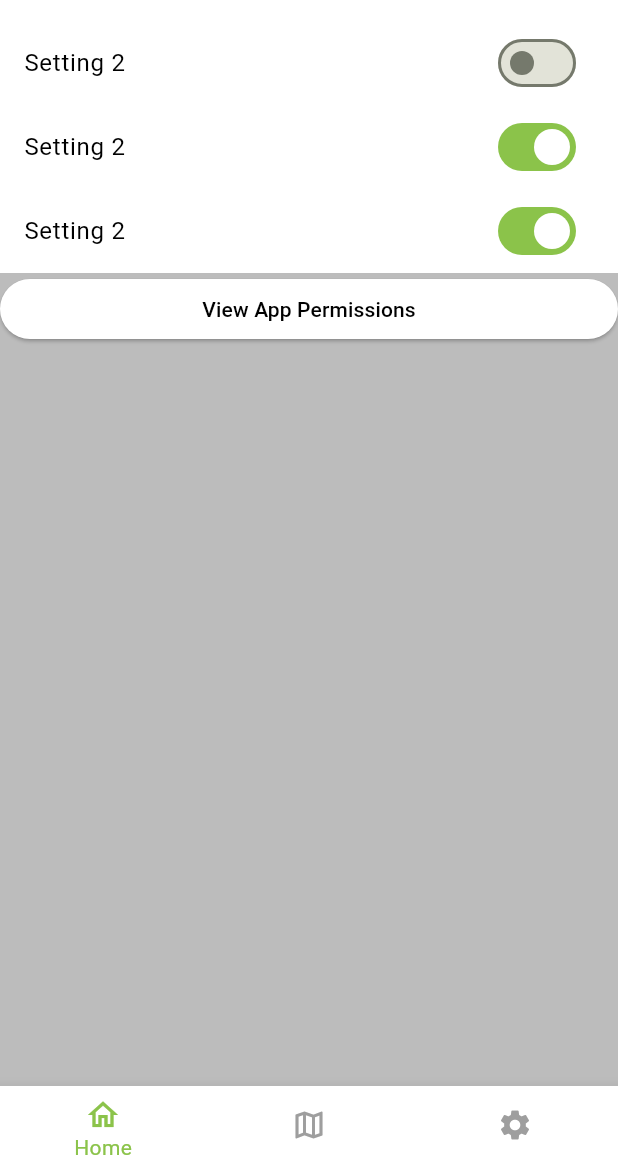
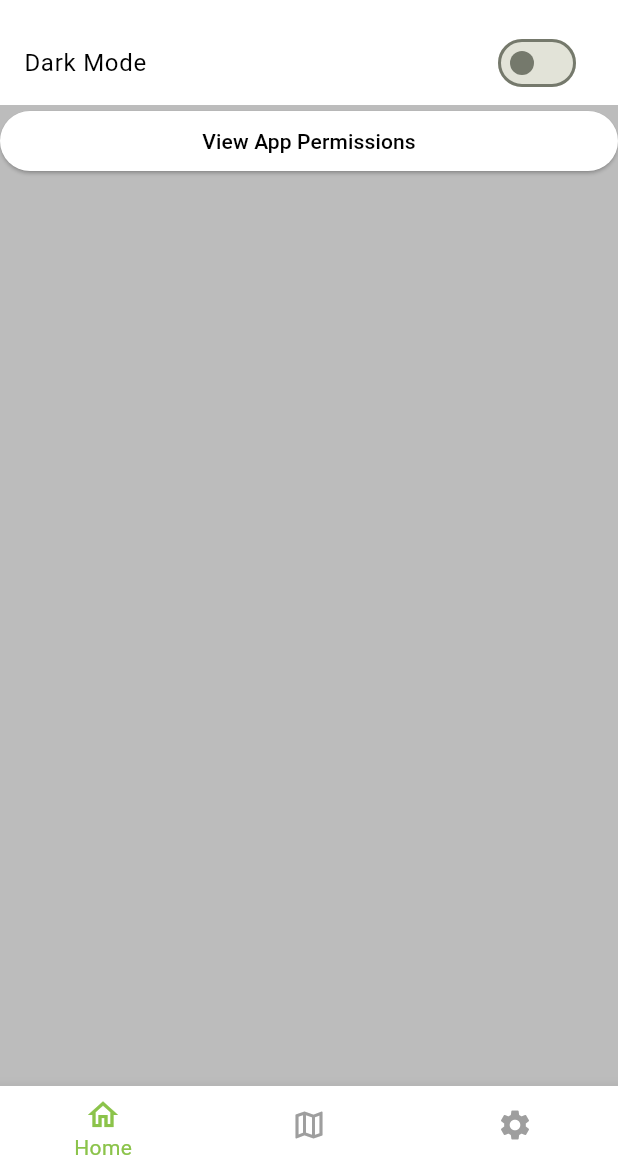
Before and after one commit to Kaiirros/Can-of-Beans, a Flutter app: the screen it shows after launch, swiped to page 3, on a phone screen of 412 x 824 dp, the part 63-1236 px from its top. Run offline on Flutter 3.47's test engine with Material 3 defaults, Android fonts, the phone set to English and light mode, and no system bars; our stand-ins replace cached_network_image, geolocator, permission_handler; missing offline and left inert: baseflow_plugin_template, latlng, map; key blocks and very long unbroken strings in the code were emptied for the run.

Commit message:
Added comments and renamed some classes

```diff
--- a/lib/main.dart
+++ b/lib/main.dart
@@ -1,7 +1,7 @@
-import 'package:final_project/src/components/bottom_navbar.dart';
+import 'package:final_project/src/components/main_navbar.dart';
 import 'package:flutter/material.dart';
 
 void main() async {
 
-  runApp(const NavigationBarApp());
+  runApp(const MainNavBar());
 }
--- a/lib/src/components/bottom_navbar.dart
+++ b/lib/src/components/main_navbar.dart
@@ -3,12 +3,12 @@ import 'package:final_project/src/pages/map_page.dart';
 import 'package:final_project/src/pages/settings_page.dart';
 import 'package:flutter/material.dart';
 import 'dart:async';
-import 'dart:developer' as developer;
 
+// Stream controller to send in darkMode boolean to homePage
 StreamController<bool> streamController = StreamController<bool>();
 
-class NavigationBarApp extends StatelessWidget {
-  const NavigationBarApp({super.key});
+class MainNavBar extends StatelessWidget {
+  const MainNavBar({super.key});
 
   //DARK MODE TOGGLE BOOLEAN
   static var darkMode = false;
@@ -28,20 +28,20 @@ class NavigationBarApp extends StatelessWidget {
               tertiary: Colors.grey,
               ),
             ),
-          home: const NavigationExample(),
+          home: const NavBar(),
         );
   }
 }
 
-class NavigationExample extends StatefulWidget {
-  const NavigationExample({super.key});
+class NavBar extends StatefulWidget {
+  const NavBar({super.key});
 
   @override
   // ignore: library_private_types_in_public_api
-  NavigationExampleState createState() => NavigationExampleState();
+  NavBarState createState() => NavBarState();
 }
 
-class NavigationExampleState extends State<NavigationExample> {
+class NavBarState extends State<NavBar> {
 
   late int _selectedPageIndex;
   late List<Widget>_pages;
@@ -71,7 +71,6 @@ class NavigationExampleState extends State<NavigationExample> {
 
   void toDarkMode(){
     setState(() {
-      developer.log("state");
       darkMode = !darkMode;
     });
     streamController.add(darkMode);
--- a/lib/src/pages/home_page.dart
+++ b/lib/src/pages/home_page.dart
@@ -36,7 +36,7 @@ void setTheme(bool theme){
   });
 }
 
-
+  @override
   Widget build(BuildContext context) {
   super.build(context);
     return Scaffold(
--- a/lib/src/pages/settings_page.dart
+++ b/lib/src/pages/settings_page.dart
@@ -6,7 +6,8 @@ import 'dart:developer' as developer;
 
 // ignore: use_key_in_widget_constructors
 class SettingsPage extends StatefulWidget {
-    const SettingsPage(this.toDarkMode);
+    const SettingsPage(this.toDarkMode, {super.key});
+    // Constructor to take nav bar void callback to set its own darkMode variable to true/false and set it's state
     final VoidCallback toDarkMode;
 
   @override
@@ -15,11 +16,8 @@ class SettingsPage extends StatefulWidget {
 }
 
 class SettingsState extends State<SettingsPage> with AutomaticKeepAliveClientMixin<SettingsPage>{
-
+  // Dark mode toggle boolean
   static bool darkMode = false;
-  bool setting2 = true;
-  bool setting3 = true;
-  bool setting4 = true;
 
   @override
   Widget build(BuildContext context) {
@@ -30,9 +28,10 @@ class SettingsState extends State<SettingsPage> with AutomaticKeepAliveClientMix
         children: <Widget>[
           SwitchListTile(
             tileColor: (darkMode ? Colors.black : Colors.white),
-            title: (darkMode ? const Text('Dark Mode', style: TextStyle(color: Colors.white)) : const Text('Setting 2', style: TextStyle(color: Colors.black))),
+            title: (darkMode ? const Text('Dark Mode', style: TextStyle(color: Colors.white)) : const Text('Dark Mode', style: TextStyle(color: Colors.black))),
             value: darkMode,
             onChanged:(bool value) {
+              //Dark mode set state toggle
               setState(() {
                 developer.log("entered state");
                   widget.toDarkMode();
@@ -40,34 +39,15 @@ class SettingsState extends State<SettingsPage> with AutomaticKeepAliveClientMix
               });
              },
           ),
-          SwitchListTile(
-            tileColor: (darkMode ? Colors.black : Colors.white),
-            title: (darkMode ? const Text('Setting 2', style: TextStyle(color: Colors.white)) : const Text('Setting 2', style: TextStyle(color: Colors.black))),
-            value: setting2,
-            onChanged:(bool? value) {
-              setState(() {
-                setting2 = value!;
-              });
-             },
-          ),
-          SwitchListTile(
-            tileColor: (darkMode ? Colors.black : Colors.white),
-            title: (darkMode ? const Text('Setting 2', style: TextStyle(color: Colors.white)) : const Text('Setting 2', style: TextStyle(color: Colors.black))),
-            value: setting3,
-            onChanged:(bool? value) {
-              setState(() {
-                setting3 = value!;
-              });
-             },
-          ),
+          // Elevated button which takes you to the app's permissions (Does not work on Chrome)
           ElevatedButton(
             style: ElevatedButton.styleFrom(backgroundColor: (darkMode ? Colors.black : Colors.white)),
             child: (darkMode ? const Text('View App Permissions', style: TextStyle(color: Colors.white)) : const Text('View App Permissions', style: TextStyle(color: Colors.black))),
             onPressed:() {
+              // Permission Handler component function
               openAppSettings();
              },
           ),
-
         ],
       )
     );
--- a/pubspec.yaml
+++ b/pubspec.yaml
@@ -33,6 +33,7 @@ dev_dependencies:
 flutter:
   uses-material-design: true
 
+
   # Enable generation of localized Strings from arb files.
   generate: true
 
```
Also changed, not shown: lib/src/pages/map_page.dart (+11 -9 lines). Lines whose indentation alone changed are shown as unchanged.
